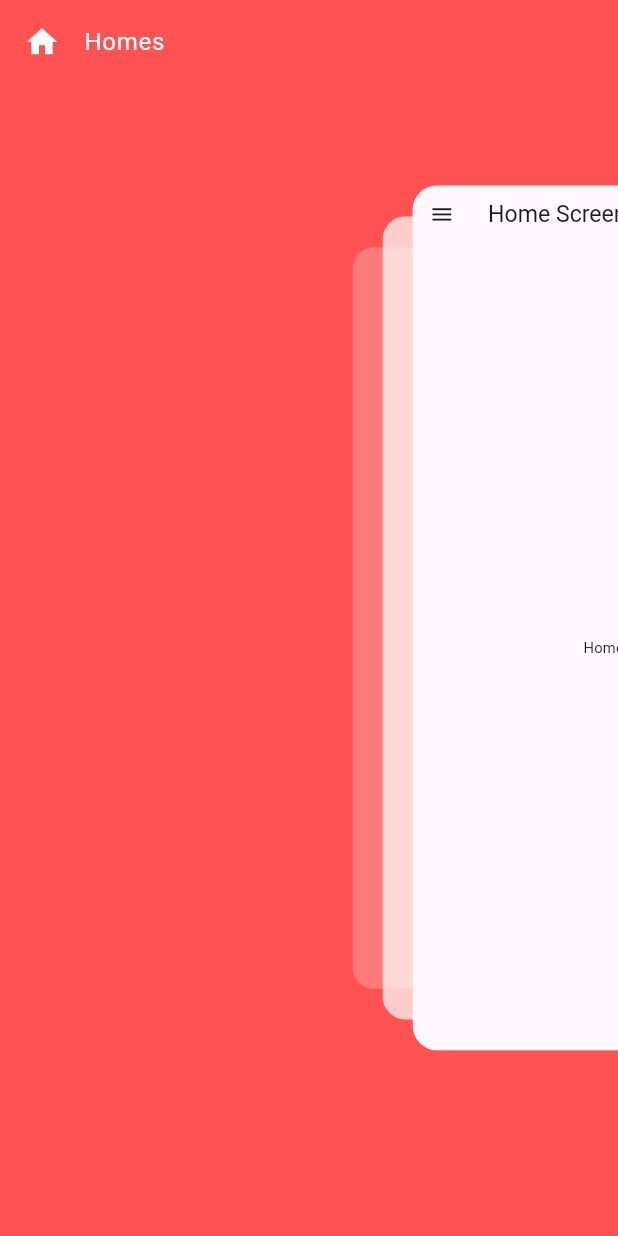
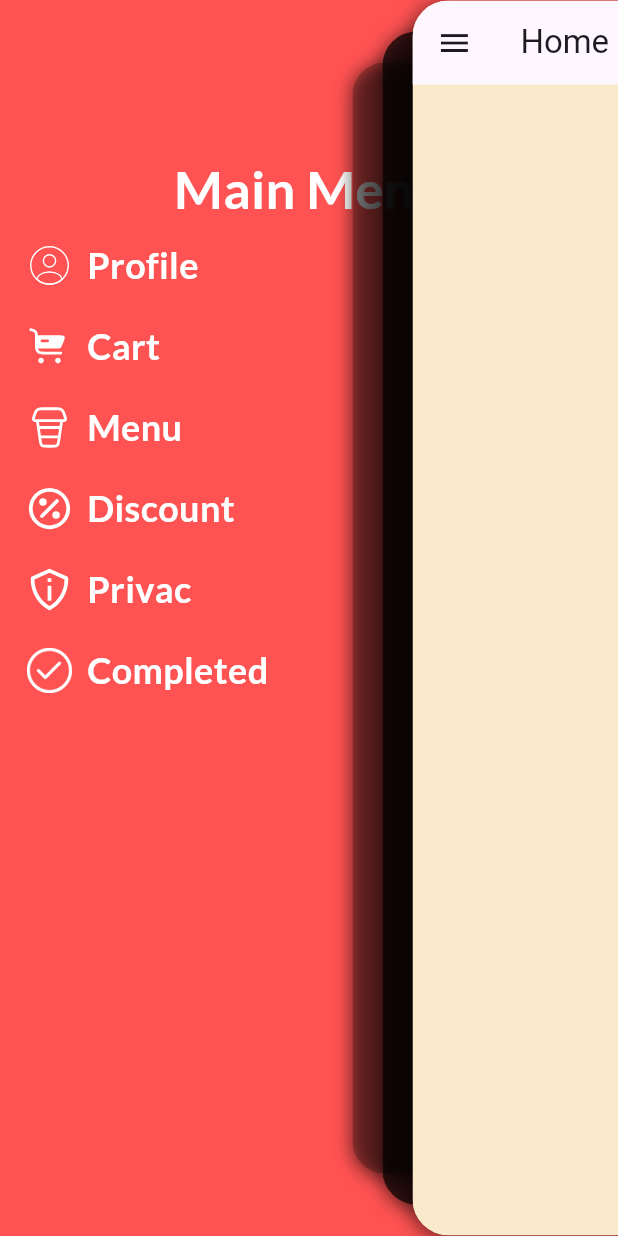
Before and after one commit to TaufeeqAhmad123/side_bar_animation, a Flutter app: the screen it shows after launch, after a tap on the "menu" icon, on a phone screen of 412 x 824 dp. Run offline on Flutter 3.47's test engine with Material 3 defaults, Android fonts, the phone set to English and light mode, and no system bars; drawn by our look-alikes of flutter_zoom_drawer; our stand-ins replace flutter_svg, google_fonts.

Commit message:
menu screen added

```diff
--- /dev/null
+++ b/lib/const/color.dart
@@ -0,0 +1,4 @@
+import 'dart:ui';
+
+const primaryColor = Color(0xFFF0EFE7);
+const primaryColor2 = Color.fromARGB(255, 250, 234, 204);
--- a/lib/screen/home.dart
+++ b/lib/screen/home.dart
@@ -1,6 +1,7 @@
 import 'package:flutter/material.dart';
 import 'package:flutter_zoom_drawer/flutter_zoom_drawer.dart';
-import 'package:side_bar_animation/widget/zoom_drawer.dart';
+import 'package:side_bar_animation/const/color.dart';
+
 
 class HomeScreen extends StatelessWidget {
   const HomeScreen({super.key});
@@ -8,6 +9,7 @@ class HomeScreen extends StatelessWidget {
   @override
   Widget build(BuildContext context) {
     return  Scaffold(
+      backgroundColor: primaryColor2,
        appBar: AppBar(
         title: const Text('Home Screen'),
         leading: IconButton(
--- a/lib/screen/menu.dart
+++ b/lib/screen/menu.dart
@@ -1,5 +1,6 @@
 import 'package:flutter/material.dart';
-import 'package:flutter_zoom_drawer/flutter_zoom_drawer.dart';
+import 'package:flutter_svg/svg.dart';
+import 'package:google_fonts/google_fonts.dart';
 
 class MenuScreen extends StatelessWidget {
   const MenuScreen({super.key});
@@ -8,13 +9,52 @@ class MenuScreen extends StatelessWidget {
   Widget build(BuildContext context) {
     return Scaffold(
       backgroundColor: Colors.redAccent,
-      body: ListTile(
-        leading: const Icon(Icons.home, color: Colors.white),
-        title: const Text('Homes', style: TextStyle(color: Colors.white)),
-        onTap: () {
-          ZoomDrawer.of(context)?.close();
-        },
+      body: Column(
+        children: [
+          SizedBox(height: 100),
+          Text(
+            'Main Menu',
+            style: GoogleFonts.lato(
+              color: Colors.white,
+              fontSize: 35,
+              fontWeight: FontWeight.bold,
+            ),
+          ),
+
+          menuEidget(image: 'icon/profile.svg', title: 'Profile'),
+          menuEidget(image: 'icon/cart.svg', title: 'Cart'),
+          menuEidget(image: 'icon/cup.svg', title: 'Menu'),
+          menuEidget(image: 'icon/discount.svg', title: 'Discount '),
+          menuEidget(image: 'icon/privacy.svg', title: 'Privac'),
+          menuEidget(image: 'icon/check.svg', title: 'Completed'),
+        ],
       ),
     );
   }
 }
+
+class menuEidget extends StatelessWidget {
+  final String title, image;
+  const menuEidget({super.key, required this.title, required this.image});
+
+  @override
+  Widget build(BuildContext context) {
+    return Padding(
+      padding: const EdgeInsets.symmetric(horizontal: 18, vertical: 10),
+      child: Row(
+        children: [
+          SvgPicture.asset(image, height: 30, width: 30, color: Colors.white),
+          SizedBox(width: 10),
+          Text(
+            title,
+            style: GoogleFonts.lato(
+              color: Colors.white,
+              fontSize: 24,
+              fontWeight: FontWeight.bold,
+            ),
+          ),
+        ],
+      ),
+    );
+  }
+}
--- a/lib/widget/zoom_drawer.dart
+++ b/lib/widget/zoom_drawer.dart
@@ -14,10 +14,23 @@ class ZoomDrawerScreen extends StatelessWidget {
         menuScreen: const MenuScreen(),
         mainScreen: const HomeScreen(),
         showShadow: true,
+        disableDragGesture: false,
         angle: 0.0,
+        dragOffset:  12.0,
+       mainScreenScale: 0.001,
+     boxShadow: [
+      BoxShadow(
+        color: Colors.black54,
+        blurRadius: 10.0,
+        spreadRadius: 1.0,
+        offset: const Offset(0, 2),
+      ),
+     ],
+        drawerShadowsBackgroundColor: Colors.black54,
         menuBackgroundColor: Colors.redAccent,
         openCurve: Curves.fastOutSlowIn,
         closeCurve: Curves.bounceIn,
       );
+
   }
 }
--- a/pubspec.yaml
+++ b/pubspec.yaml
@@ -13,6 +13,8 @@ dependencies:
     sdk: flutter
   flutter_zoom_drawer: ^3.2.0
   flutter_animate: ^4.5.2
+  flutter_svg: ^2.2.0
+  google_fonts: ^4.0.3
 
 
 dev_dependencies:
```
Also changed, not shown: icon/cart.svg (added), icon/check.svg (added), icon/compass.svg (added), icon/cup.svg (added), icon/discount.svg (added), icon/fav.svg (added), icon/home.svg (added), icon/noti.svg (added), icon/privacy.svg (added), icon/profile.svg (added), pubspec.lock, 1 other file. Lines whose indentation alone changed are shown as unchanged.
